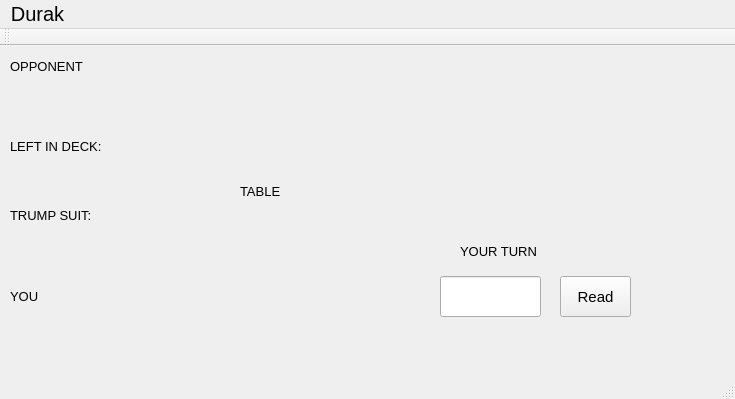
NickinAction/Durak, file mainwindow.ui: the form before one commit.
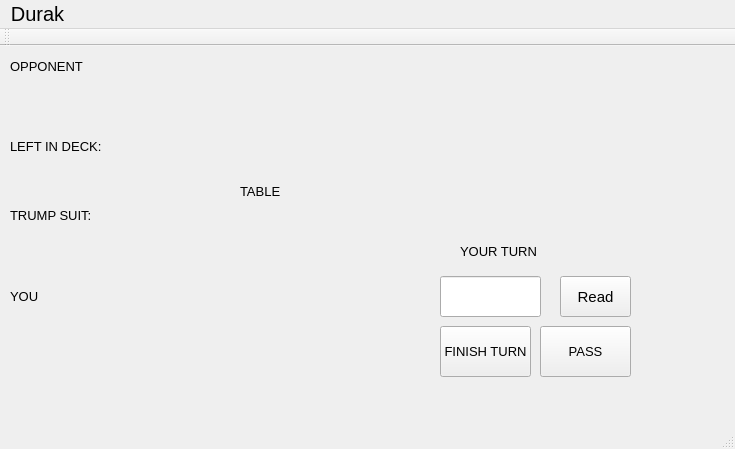
The form after the commit.

Commit message: Introducing new logic of turns

Diff of the .ui file:
```diff
--- a/mainwindow.ui
+++ b/mainwindow.ui
@@ -7,7 +7,7 @@
     <x>0</x>
     <y>0</y>
     <width>735</width>
-    <height>399</height>
+    <height>449</height>
    </rect>
   </property>
   <property name="font">
@@ -147,6 +147,42 @@
      <string>TABLE</string>
     </property>
    </widget>
+   <widget class="QPushButton" name="finishTurn">
+    <property name="geometry">
+     <rect>
+      <x>440</x>
+      <y>280</y>
+      <width>91</width>
+      <height>51</height>
+     </rect>
+    </property>
+    <property name="font">
+     <font>
+      <pointsize>10</pointsize>
+     </font>
+    </property>
+    <property name="text">
+     <string>FINISH TURN</string>
+    </property>
+   </widget>
+   <widget class="QPushButton" name="passButton">
+    <property name="geometry">
+     <rect>
+      <x>540</x>
+      <y>280</y>
+      <width>91</width>
+      <height>51</height>
+     </rect>
+    </property>
+    <property name="font">
+     <font>
+      <pointsize>10</pointsize>
+     </font>
+    </property>
+    <property name="text">
+     <string>PASS</string>
+    </property>
+   </widget>
   </widget>
   <widget class="QMenuBar" name="menuBar">
    <property name="geometry">
```
Left out of the diff: 2 changed lines with no effect on the pictures. The commit also changes 2 other files.
